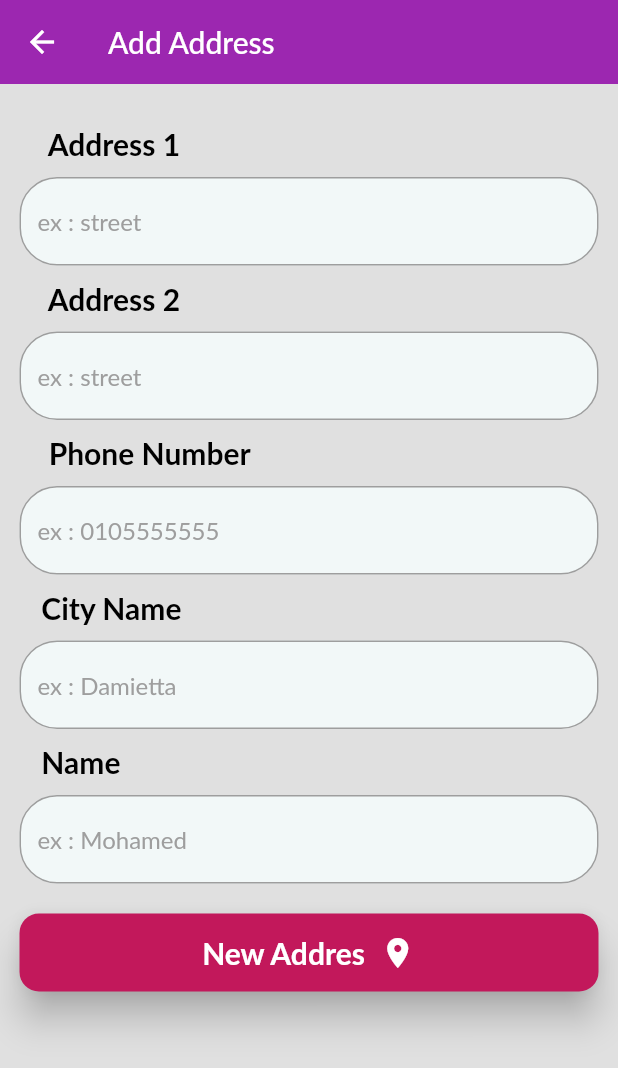
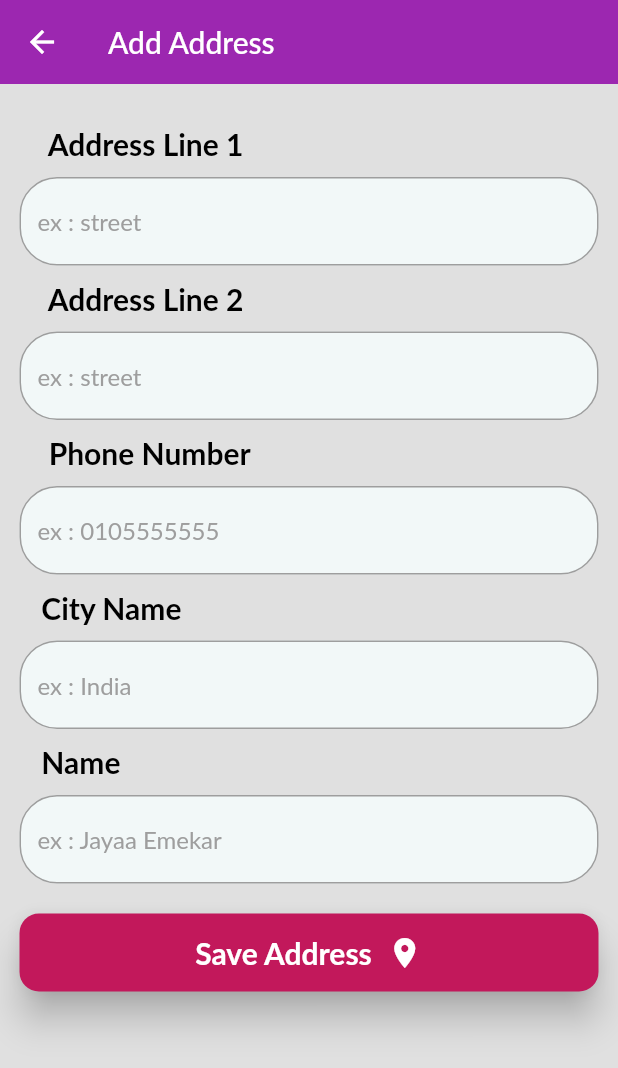
Before and after one commit to jayaemekar/GadgetKart, a Flutter app: the AddAddressScreen screen opened by its route, on a phone screen of 412 x 824 dp. Shown: the top 1068 px of the screen. Run offline on Flutter 3.47's test engine with Material 2 defaults, Android fonts, the phone set to English and light mode, and no system bars; our stand-ins replace cached_network_image, carousel_pro_nullsafety, cloud_firestore, dio, firebase_auth, firebase_core and 6 more; missing offline and left inert: list_tile_switch; accounts and stored records are empty; network calls fail; Roboto replaces fonts that are missing (Lato).

Commit message:
toggling changes

```diff
--- a/gadget_kart/lib/ui/screens/checkout/checkout.dart
+++ b/gadget_kart/lib/ui/screens/checkout/checkout.dart
@@ -15,7 +15,6 @@ class _CheckoutState extends State<Checkout> {
   Widget build(BuildContext context) {
     var _theme = Theme.of(context).colorScheme;
     return Scaffold(
-      resizeToAvoidBottomInset: false,
       drawer: const DrawerWidget(),
       appBar: AppBar(
         title: const Text(
--- a/gadget_kart/lib/ui/screens/profile/add_address_screen.dart
+++ b/gadget_kart/lib/ui/screens/profile/add_address_screen.dart
@@ -1,4 +1,3 @@
-
 import 'package:flutter/material.dart';
 
 import '../../widgets/space_widget.dart';
@@ -6,7 +5,7 @@ import '../../widgets/space_widget.dart';
 import '../../../services/firebase/firestore_service.dart';
 
 class AddAddressScreen extends StatefulWidget {
-         static const id = 'AddAddressScreen';
+  static const id = 'AddAddressScreen';
 
   const AddAddressScreen({Key? key}) : super(key: key);
 
@@ -51,7 +50,7 @@ class _AddAddressScreenState extends State<AddAddressScreen> {
               crossAxisAlignment: CrossAxisAlignment.start,
               children: [
                 SpaceAndTitleWidget(
-                  title: '    Address 1',
+                  title: '    Address Line 1',
                 ),
                 TextFormField(
                   controller: _addressOneController,
@@ -66,7 +65,7 @@ class _AddAddressScreenState extends State<AddAddressScreen> {
                   ),
                 ),
                 SpaceAndTitleWidget(
-                  title: '    Address 2',
+                  title: '    Address Line 2',
                 ),
                 TextFormField(
                   controller: _addressTwoController,
@@ -108,7 +107,7 @@ class _AddAddressScreenState extends State<AddAddressScreen> {
                     return null;
                   },
                   decoration: const InputDecoration(
-                    hintText: 'ex : Damietta',
+                    hintText: 'ex : India',
                   ),
                 ),
                 SpaceAndTitleWidget(
@@ -123,7 +122,7 @@ class _AddAddressScreenState extends State<AddAddressScreen> {
                     return null;
                   },
                   decoration: const InputDecoration(
-                    hintText: 'ex : Mohamed',
+                    hintText: 'ex : Jayaa Emekar',
                   ),
                 ),
                 const SizedBox(
@@ -168,7 +167,7 @@ class _AddAddressScreenState extends State<AddAddressScreen> {
                             Padding(
                               padding: EdgeInsets.symmetric(vertical: 14),
                               child: Text(
-                                'New Addres',
+                                'Save Address',
                                 style: TextStyle(
                                     color: Colors.white,
                                     fontSize: 20,
```
